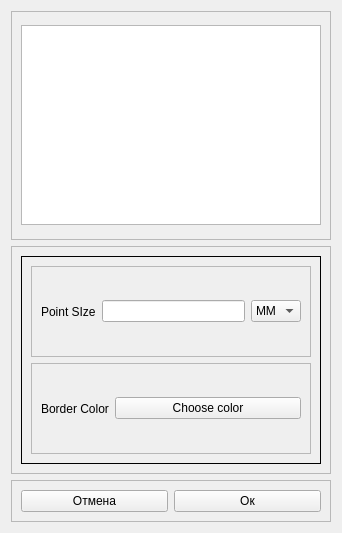
First picture: the form in src/lipvectorstyleform.ui, repository Doggerr111/VRSA, before the edit.
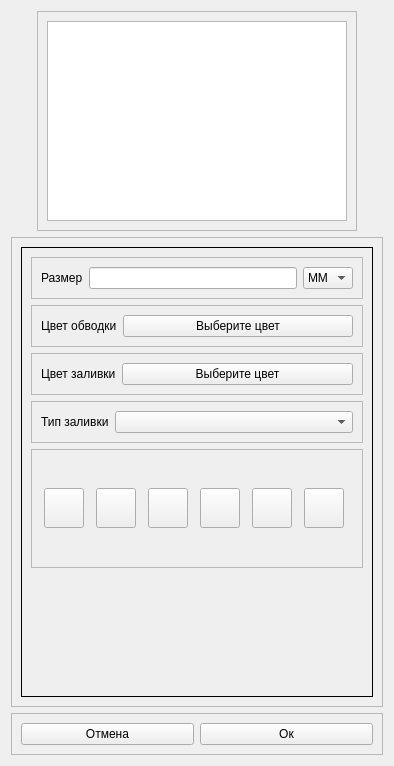
Second picture: the form after the edit. The open tabs and pages were chosen to show the change. Icons and pictures are not drawn. Custom widgets are drawn as their Qt base class.

Commit message: add advanced vector styling

Patch:
```diff
--- a/src/lipvectorstyleform.ui
+++ b/src/lipvectorstyleform.ui
@@ -6,16 +6,22 @@
    <rect>
     <x>0</x>
     <y>0</y>
-    <width>338</width>
-    <height>533</height>
+    <width>394</width>
+    <height>766</height>
    </rect>
   </property>
   <property name="windowTitle">
    <string>Form</string>
   </property>
   <layout class="QVBoxLayout" name="verticalLayout">
-   <item>
+   <item alignment="Qt::AlignHCenter|Qt::AlignVCenter">
     <widget class="QFrame" name="frame">
+     <property name="sizePolicy">
+      <sizepolicy hsizetype="Maximum" vsizetype="Maximum">
+       <horstretch>0</horstretch>
+       <verstretch>0</verstretch>
+      </sizepolicy>
+     </property>
      <property name="frameShape">
       <enum>QFrame::StyledPanel</enum>
      </property>
@@ -75,7 +81,7 @@
              <item>
               <widget class="QLabel" name="label">
                <property name="text">
-                <string>Point SIze</string>
+                <string>Размер</string>
                </property>
               </widget>
              </item>
@@ -112,20 +118,333 @@
                 </sizepolicy>
                </property>
                <property name="text">
-                <string>Border Color</string>
+                <string>Цвет обводки</string>
                </property>
               </widget>
              </item>
              <item>
               <widget class="QPushButton" name="pushButtonPointColor">
                <property name="text">
-                <string>Choose color</string>
+                <string>Выберите цвет</string>
                </property>
               </widget>
              </item>
             </layout>
            </widget>
           </item>
+          <item>
+           <widget class="QFrame" name="frame_14">
+            <property name="frameShape">
+             <enum>QFrame::StyledPanel</enum>
+            </property>
+            <property name="frameShadow">
+             <enum>QFrame::Raised</enum>
+            </property>
+            <layout class="QHBoxLayout" name="horizontalLayout_12">
+             <item>
+              <widget class="QLabel" name="label_3">
+               <property name="sizePolicy">
+                <sizepolicy hsizetype="Maximum" vsizetype="Preferred">
+                 <horstretch>0</horstretch>
+                 <verstretch>0</verstretch>
+                </sizepolicy>
+               </property>
+               <property name="text">
+                <string>Цвет заливки</string>
+               </property>
+              </widget>
+             </item>
+             <item>
+              <widget class="QPushButton" name="pushButtonPointBrushColor">
+               <property name="text">
+                <string>Выберите цвет</string>
+               </property>
+              </widget>
+             </item>
+            </layout>
+           </widget>
+          </item>
+          <item>
+           <widget class="QFrame" name="frame_16">
+            <property name="frameShape">
+             <enum>QFrame::StyledPanel</enum>
+            </property>
+            <property name="frameShadow">
+             <enum>QFrame::Raised</enum>
+            </property>
+            <layout class="QHBoxLayout" name="horizontalLayout_14">
+             <item>
+              <widget class="QLabel" name="label_5">
+               <property name="sizePolicy">
+                <sizepolicy hsizetype="Maximum" vsizetype="Preferred">
+                 <horstretch>0</horstretch>
+                 <verstretch>0</verstretch>
+                </sizepolicy>
+               </property>
+               <property name="text">
+                <string>Тип заливки</string>
+               </property>
+              </widget>
+             </item>
+             <item>
+              <widget class="LIPBrushTypeComboBox" name="comboBox"/>
+             </item>
+            </layout>
+           </widget>
+          </item>
+          <item>
+           <widget class="QFrame" name="frame_13">
+            <property name="frameShape">
+             <enum>QFrame::StyledPanel</enum>
+            </property>
+            <property name="frameShadow">
+             <enum>QFrame::Raised</enum>
+            </property>
+            <layout class="QGridLayout" name="gridLayout">
+             <property name="leftMargin">
+              <number>0</number>
+             </property>
+             <property name="topMargin">
+              <number>9</number>
+             </property>
+             <property name="rightMargin">
+              <number>0</number>
+             </property>
+             <property name="bottomMargin">
+              <number>9</number>
+             </property>
+             <property name="horizontalSpacing">
+              <number>0</number>
+             </property>
+             <property name="verticalSpacing">
+              <number>6</number>
+             </property>
+             <item row="0" column="2">
+              <widget class="QPushButton" name="pushButtonTriangleSymbol">
+               <property name="sizePolicy">
+                <sizepolicy hsizetype="Minimum" vsizetype="Expanding">
+                 <horstretch>0</horstretch>
+                 <verstretch>0</verstretch>
+                </sizepolicy>
+               </property>
+               <property name="minimumSize">
+                <size>
+                 <width>40</width>
+                 <height>40</height>
+                </size>
+               </property>
+               <property name="maximumSize">
+                <size>
+                 <width>40</width>
+                 <height>40</height>
+                </size>
+               </property>
+               <property name="text">
+                <string/>
+               </property>
+               <property name="icon">
+                <iconset resource="icons.qrc">
+                 <normaloff>:/images/icons/triangle.png</normaloff>:/images/icons/triangle.png</iconset>
+               </property>
+               <property name="iconSize">
+                <size>
+                 <width>35</width>
+                 <height>35</height>
+                </size>
+               </property>
+               <property name="checkable">
+                <bool>true</bool>
+               </property>
+              </widget>
+             </item>
+             <item row="0" column="1">
+              <widget class="QPushButton" name="pushButtonCircleSymbol">
+               <property name="sizePolicy">
+                <sizepolicy hsizetype="Minimum" vsizetype="Expanding">
+                 <horstretch>0</horstretch>
+                 <verstretch>0</verstretch>
+                </sizepolicy>
+               </property>
+               <property name="minimumSize">
+                <size>
+                 <width>40</width>
+                 <height>40</height>
+                </size>
+               </property>
+               <property name="maximumSize">
+                <size>
+                 <width>40</width>
+                 <height>40</height>
+                </size>
+               </property>
+               <property name="text">
+                <string/>
+               </property>
+               <property name="icon">
+                <iconset resource="icons.qrc">
+                 <normaloff>:/images/icons/dot.png</normaloff>:/images/icons/dot.png</iconset>
+               </property>
+               <property name="iconSize">
+                <size>
+                 <width>35</width>
+                 <height>35</height>
+                </size>
+               </property>
+               <property name="checkable">
+                <bool>true</bool>
+               </property>
+              </widget>
+             </item>
+             <item row="0" column="5">
+              <widget class="QPushButton" name="pushButtonRhombusSymbol">
+               <property name="sizePolicy">
+                <sizepolicy hsizetype="Minimum" vsizetype="Fixed">
+                 <horstretch>0</horstretch>
+                 <verstretch>0</verstretch>
+                </sizepolicy>
+               </property>
+               <property name="minimumSize">
+                <size>
+                 <width>40</width>
+                 <height>40</height>
+                </size>
+               </property>
+               <property name="maximumSize">
+                <size>
+                 <width>40</width>
+                 <height>40</height>
+                </size>
+               </property>
+               <property name="text">
+                <string/>
+               </property>
+               <property name="icon">
+                <iconset resource="icons.qrc">
+                 <normaloff>:/images/icons/rhomb.png</normaloff>:/images/icons/rhomb.png</iconset>
+               </property>
+               <property name="iconSize">
+                <size>
+                 <width>35</width>
+                 <height>35</height>
+                </size>
+               </property>
+               <property name="checkable">
+                <bool>true</bool>
+               </property>
+              </widget>
+             </item>
+             <item row="0" column="0">
+              <widget class="QPushButton" name="pushButtonSquareSymbol">
+               <property name="sizePolicy">
+                <sizepolicy hsizetype="Expanding" vsizetype="Expanding">
+                 <horstretch>0</horstretch>
+                 <verstretch>0</verstretch>
+                </sizepolicy>
+               </property>
+               <property name="minimumSize">
+                <size>
+                 <width>40</width>
+                 <height>40</height>
+                </size>
+               </property>
+               <property name="maximumSize">
+                <size>
+                 <width>40</width>
+                 <height>40</height>
+                </size>
+               </property>
+               <property name="text">
+                <string/>
+               </property>
+               <property name="icon">
+                <iconset resource="icons.qrc">
+                 <normaloff>:/images/icons/square.png</normaloff>:/images/icons/square.png</iconset>
+               </property>
+               <property name="iconSize">
+                <size>
+                 <width>35</width>
+                 <height>35</height>
+                </size>
+               </property>
+               <property name="checkable">
+                <bool>true</bool>
+               </property>
+              </widget>
+             </item>
+             <item row="0" column="4">
+              <widget class="QPushButton" name="pushButtonInvTriangleSymbol">
+               <property name="minimumSize">
+                <size>
+                 <width>40</width>
+                 <height>40</height>
+                </size>
+               </property>
+               <property name="maximumSize">
+                <size>
+                 <width>40</width>
+                 <height>40</height>
+                </size>
+               </property>
+               <property name="text">
+                <string/>
+               </property>
+               <property name="icon">
+                <iconset resource="icons.qrc">
+                 <normaloff>:/images/icons/invertedTriangle.png</normaloff>:/images/icons/invertedTriangle.png</iconset>
+               </property>
+               <property name="iconSize">
+                <size>
+                 <width>35</width>
+                 <height>35</height>
+                </size>
+               </property>
+              </widget>
+             </item>
+             <item row="0" column="6">
+              <widget class="QPushButton" name="pushButtonLoadImage">
+               <property name="minimumSize">
+                <size>
+                 <width>40</width>
+                 <height>40</height>
+                </size>
+               </property>
+               <property name="maximumSize">
+                <size>
+                 <width>40</width>
+                 <height>40</height>
+                </size>
+               </property>
+               <property name="text">
+                <string/>
+               </property>
+               <property name="icon">
+                <iconset resource="icons.qrc">
+                 <normaloff>:/images/icons/folder.png</normaloff>:/images/icons/folder.png</iconset>
+               </property>
+               <property name="iconSize">
+                <size>
+                 <width>35</width>
+                 <height>35</height>
+                </size>
+               </property>
+              </widget>
+             </item>
+            </layout>
+           </widget>
+          </item>
+          <item>
+           <spacer name="verticalSpacer_2">
+            <property name="orientation">
+             <enum>Qt::Vertical</enum>
+            </property>
+            <property name="sizeHint" stdset="0">
+             <size>
+              <width>20</width>
+              <height>40</height>
+             </size>
+            </property>
+           </spacer>
+          </item>
          </layout>
         </widget>
         <widget class="QWidget" name="pageLIneStyle">
@@ -373,6 +692,20 @@
    </item>
   </layout>
  </widget>
- <resources/>
+ <customwidgets>
+  <customwidget>
+   <class>LIPPenTypeComboBox</class>
+   <extends>QComboBox</extends>
+   <header>lippentypecombobox.h</header>
+  </customwidget>
+  <customwidget>
+   <class>LIPBrushTypeComboBox</class>
+   <extends>QComboBox</extends>
+   <header>lipbrushtypecombobox.h</header>
+  </customwidget>
+ </customwidgets>
+ <resources>
+  <include location="icons.qrc"/>
+ </resources>
  <connections/>
 </ui>
```
Left out of the diff: 297 changed lines with no effect on the pictures. The commit also changes 2 other files.
